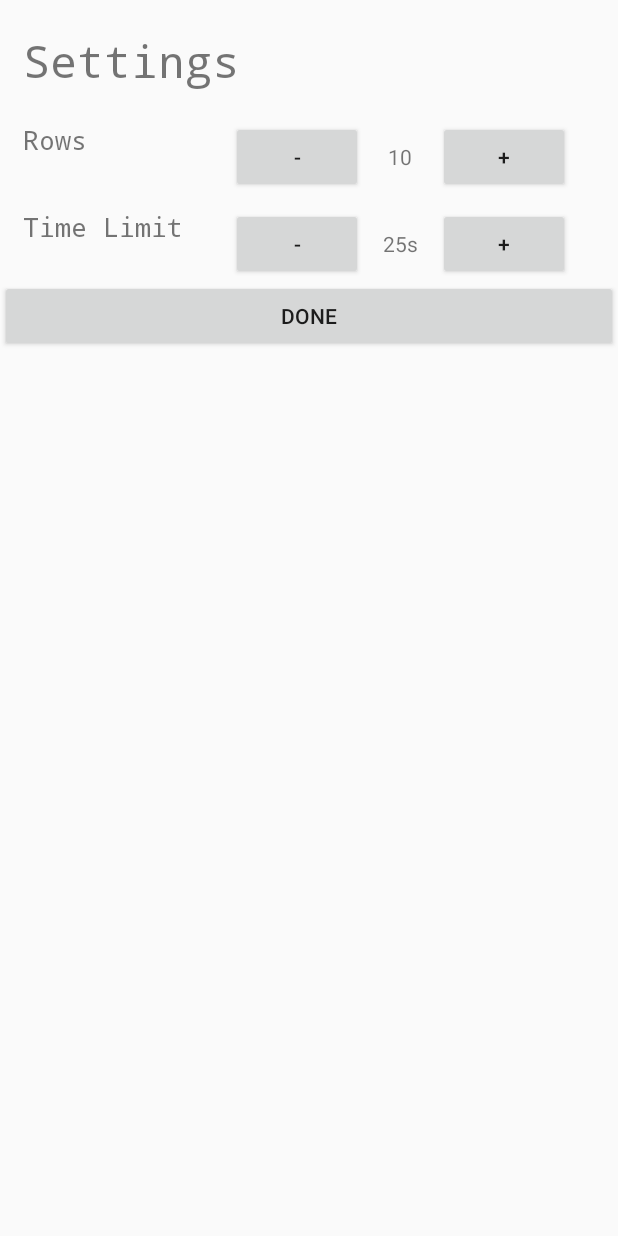
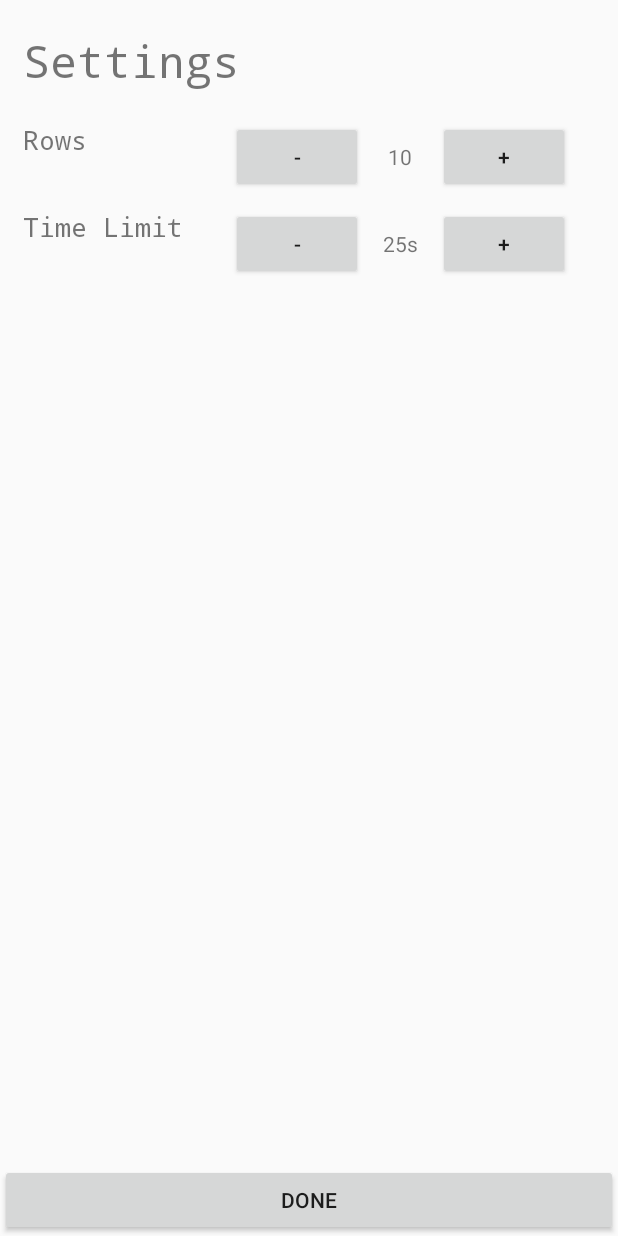
Before and after one commit to jlwang3/MP-5, an Android app: the layout settings.xml on its own in the app's theme, with its tools: preview values and no code run, on a phone screen of 412 x 824 dp. Run offline under Robolectric (Android 15) with nearby library versions, the phone set to English and light mode, and no system bars.

Commit message:
settings bugfix

```diff
--- a/app/src/main/java/com/example/mp_5/Settings.java
+++ b/app/src/main/java/com/example/mp_5/Settings.java
@@ -52,6 +52,8 @@ public class Settings extends AppCompatActivity {
             Intent intent = new Intent(this, NewGameActivity.class);
             intent.putExtra("rows", rows);
             intent.putExtra("time", time);
+            startActivity(intent);
+            finish();
         });
     }
 
--- a/app/src/main/res/layout/settings.xml
+++ b/app/src/main/res/layout/settings.xml
@@ -3,7 +3,7 @@
     xmlns:app="http://schemas.android.com/apk/res-auto"
     android:layout_width="match_parent"
     android:layout_height="match_parent"
-    android:gravity="center|top"
+    android:gravity="bottom|center|top"
     android:orientation="vertical">
 
     <TextView
@@ -111,9 +111,16 @@
 
     </LinearLayout>
 
-    <Button
-        android:id="@+id/done"
+    <LinearLayout
         android:layout_width="match_parent"
-        android:layout_height="wrap_content"
-        android:text="Done" />
+        android:layout_height="match_parent"
+        android:gravity="bottom"
+        android:orientation="vertical">
+
+        <Button
+            android:id="@+id/done"
+            android:layout_width="match_parent"
+            android:layout_height="wrap_content"
+            android:text="Done" />
+    </LinearLayout>
 </LinearLayout>
```
